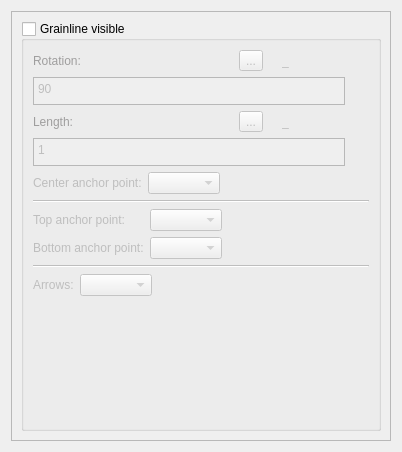
First picture: the form in src/libs/vtools/dialogs/tools/piece/tabs/tabgrainline.ui, repository FashionFreedom/Seamly2D, before the edit.
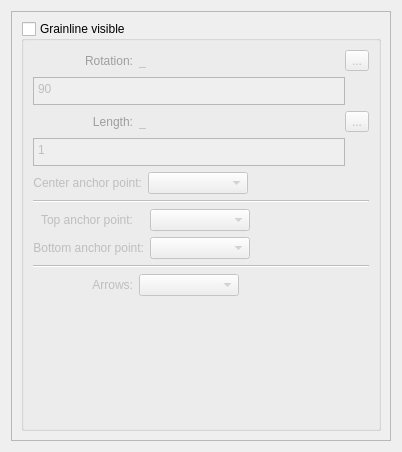
Second picture: the form after the edit. Icons and pictures are not drawn.

What changed in the file:
```diff
--- a/src/libs/vtools/dialogs/tools/piece/tabs/tabgrainline.ui
+++ b/src/libs/vtools/dialogs/tools/piece/tabs/tabgrainline.ui
@@ -55,6 +55,12 @@
                 <verstretch>0</verstretch>
                </sizepolicy>
               </property>
+              <property name="minimumSize">
+               <size>
+                <width>100</width>
+                <height>0</height>
+               </size>
+              </property>
               <property name="palette">
                <palette>
                 <active>
@@ -95,6 +101,37 @@
               <property name="text">
                <string>Rotation:</string>
               </property>
+              <property name="alignment">
+               <set>Qt::AlignRight|Qt::AlignTrailing|Qt::AlignVCenter</set>
+              </property>
+             </widget>
+            </item>
+            <item>
+             <widget class="QLabel" name="labelRot">
+              <property name="sizePolicy">
+               <sizepolicy hsizetype="Fixed" vsizetype="Preferred">
+                <horstretch>0</horstretch>
+                <verstretch>0</verstretch>
+               </sizepolicy>
+              </property>
+              <property name="minimumSize">
+               <size>
+                <width>100</width>
+                <height>0</height>
+               </size>
+              </property>
+              <property name="baseSize">
+               <size>
+                <width>0</width>
+                <height>0</height>
+               </size>
+              </property>
+              <property name="toolTip">
+               <string>Value</string>
+              </property>
+              <property name="text">
+               <string notr="true">_</string>
+              </property>
              </widget>
             </item>
             <item>
@@ -130,44 +167,6 @@
               </property>
              </widget>
             </item>
-            <item alignment="Qt::AlignRight">
-             <widget class="QLabel" name="labelEqual">
-              <property name="text">
-               <string/>
-              </property>
-              <property name="pixmap">
-               <pixmap resource="../../../../../vmisc/share/resources/icon.qrc">:/icon/24x24/equal.png</pixmap>
-              </property>
-             </widget>
-            </item>
-            <item alignment="Qt::AlignRight">
-             <widget class="QLabel" name="labelRot">
-              <property name="sizePolicy">
-               <sizepolicy hsizetype="Fixed" vsizetype="Preferred">
-                <horstretch>0</horstretch>
-                <verstretch>0</verstretch>
-               </sizepolicy>
-              </property>
-              <property name="minimumSize">
-               <size>
-                <width>87</width>
-                <height>0</height>
-               </size>
-              </property>
-              <property name="baseSize">
-               <size>
-                <width>0</width>
-                <height>0</height>
-               </size>
-              </property>
-              <property name="toolTip">
-               <string>Value</string>
-              </property>
-              <property name="text">
-               <string notr="true">_</string>
-              </property>
-             </widget>
-            </item>
            </layout>
           </item>
           <item>
@@ -244,6 +243,12 @@
                 <verstretch>0</verstretch>
                </sizepolicy>
               </property>
+              <property name="minimumSize">
+               <size>
+                <width>100</width>
+                <height>0</height>
+               </size>
+              </property>
               <property name="palette">
                <palette>
                 <active>
@@ -284,6 +289,37 @@
               <property name="text">
                <string>Length:</string>
               </property>
+              <property name="alignment">
+               <set>Qt::AlignRight|Qt::AlignTrailing|Qt::AlignVCenter</set>
+              </property>
+             </widget>
+            </item>
+            <item>
+             <widget class="QLabel" name="labelLen">
+              <property name="sizePolicy">
+               <sizepolicy hsizetype="Fixed" vsizetype="Preferred">
+                <horstretch>0</horstretch>
+                <verstretch>0</verstretch>
+               </sizepolicy>
+              </property>
+              <property name="minimumSize">
+               <size>
+                <width>100</width>
+                <height>0</height>
+               </size>
+              </property>
+              <property name="baseSize">
+               <size>
+                <width>0</width>
+                <height>0</height>
+               </size>
+              </property>
+              <property name="toolTip">
+               <string>Value</string>
+              </property>
+              <property name="text">
+               <string notr="true">_</string>
+              </property>
              </widget>
             </item>
             <item>
@@ -319,44 +355,6 @@
               </property>
              </widget>
             </item>
-            <item alignment="Qt::AlignRight">
-             <widget class="QLabel" name="labelEqual_2">
-              <property name="text">
-               <string/>
-              </property>
-              <property name="pixmap">
-               <pixmap resource="../../../../../vmisc/share/resources/icon.qrc">:/icon/24x24/equal.png</pixmap>
-              </property>
-             </widget>
-            </item>
-            <item alignment="Qt::AlignRight">
-             <widget class="QLabel" name="labelLen">
-              <property name="sizePolicy">
-               <sizepolicy hsizetype="Fixed" vsizetype="Preferred">
-                <horstretch>0</horstretch>
-                <verstretch>0</verstretch>
-               </sizepolicy>
-              </property>
-              <property name="minimumSize">
-               <size>
-                <width>87</width>
-                <height>0</height>
-               </size>
-              </property>
-              <property name="baseSize">
-               <size>
-                <width>0</width>
-                <height>0</height>
-               </size>
-              </property>
-              <property name="toolTip">
-               <string>Value</string>
-              </property>
-              <property name="text">
-               <string notr="true">_</string>
-              </property>
-             </widget>
-            </item>
            </layout>
           </item>
           <item>
@@ -430,13 +428,29 @@
             </property>
             <item row="0" column="0">
              <widget class="QLabel" name="labelCenter">
+              <property name="minimumSize">
+               <size>
+                <width>100</width>
+                <height>0</height>
+               </size>
+              </property>
               <property name="text">
                <string>Center anchor point:</string>
               </property>
+              <property name="alignment">
+               <set>Qt::AlignRight|Qt::AlignTrailing|Qt::AlignVCenter</set>
+              </property>
              </widget>
             </item>
             <item row="0" column="1">
-             <widget class="QComboBox" name="centerGrainlineAnchor_ComboBox"/>
+             <widget class="QComboBox" name="centerGrainlineAnchor_ComboBox">
+              <property name="minimumSize">
+               <size>
+                <width>100</width>
+                <height>0</height>
+               </size>
+              </property>
+             </widget>
             </item>
            </layout>
           </item>
@@ -454,23 +468,55 @@
             </property>
             <item row="0" column="0">
              <widget class="QLabel" name="topGrainlineAnchor_Label">
+              <property name="minimumSize">
+               <size>
+                <width>100</width>
+                <height>0</height>
+               </size>
+              </property>
               <property name="text">
                <string>Top anchor point:</string>
               </property>
+              <property name="alignment">
+               <set>Qt::AlignRight|Qt::AlignTrailing|Qt::AlignVCenter</set>
+              </property>
              </widget>
             </item>
             <item row="0" column="1">
-             <widget class="QComboBox" name="topGrainlineAnchor_ComboBox"/>
+             <widget class="QComboBox" name="topGrainlineAnchor_ComboBox">
+              <property name="minimumSize">
+               <size>
+                <width>100</width>
+                <height>0</height>
+               </size>
+              </property>
+             </widget>
             </item>
             <item row="1" column="0">
              <widget class="QLabel" name="bottomGrainlineAnchor_Label">
+              <property name="minimumSize">
+               <size>
+                <width>100</width>
+                <height>0</height>
+               </size>
+              </property>
               <property name="text">
                <string>Bottom anchor point:</string>
               </property>
+              <property name="alignment">
+               <set>Qt::AlignRight|Qt::AlignTrailing|Qt::AlignVCenter</set>
+              </property>
              </widget>
             </item>
             <item row="1" column="1">
-             <widget class="QComboBox" name="bottomGrainlineAnchor_ComboBox"/>
+             <widget class="QComboBox" name="bottomGrainlineAnchor_ComboBox">
+              <property name="minimumSize">
+               <size>
+                <width>100</width>
+                <height>0</height>
+               </size>
+              </property>
+             </widget>
             </item>
            </layout>
           </item>
@@ -494,13 +540,29 @@
                 <verstretch>0</verstretch>
                </sizepolicy>
               </property>
+              <property name="minimumSize">
+               <size>
+                <width>100</width>
+                <height>0</height>
+               </size>
+              </property>
               <property name="text">
                <string>Arrows:</string>
               </property>
+              <property name="alignment">
+               <set>Qt::AlignRight|Qt::AlignTrailing|Qt::AlignVCenter</set>
+              </property>
              </widget>
             </item>
             <item row="0" column="1">
-             <widget class="QComboBox" name="arrow_ComboBox"/>
+             <widget class="QComboBox" name="arrow_ComboBox">
+              <property name="minimumSize">
+               <size>
+                <width>100</width>
+                <height>0</height>
+               </size>
+              </property>
+             </widget>
             </item>
            </layout>
           </item>
```
Left out of the diff: 9 changed lines with no effect on the pictures.
